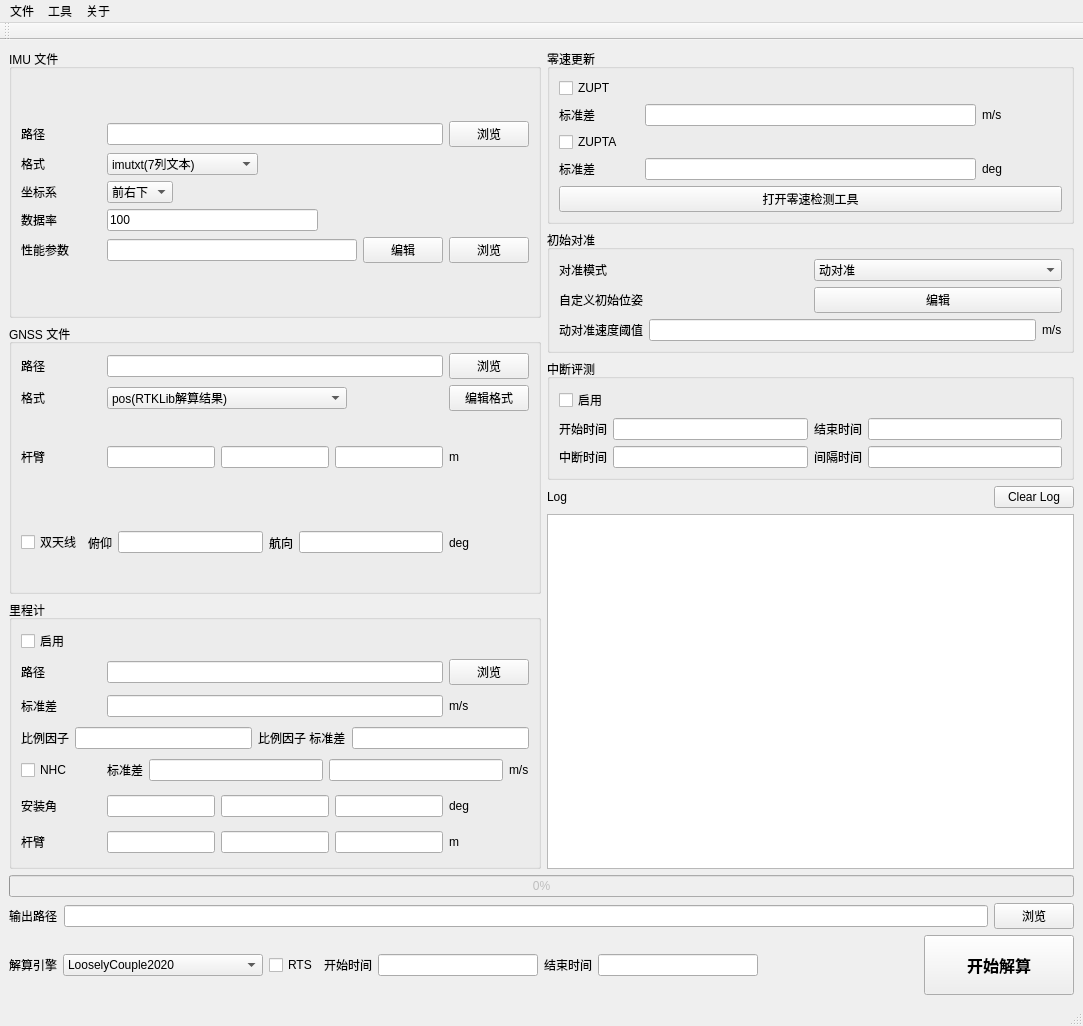
Before: the Qt Designer form App/UiDataFusion/DataFusionWindow.ui in rebeater2/RGIOE, drawn with Qt 5.
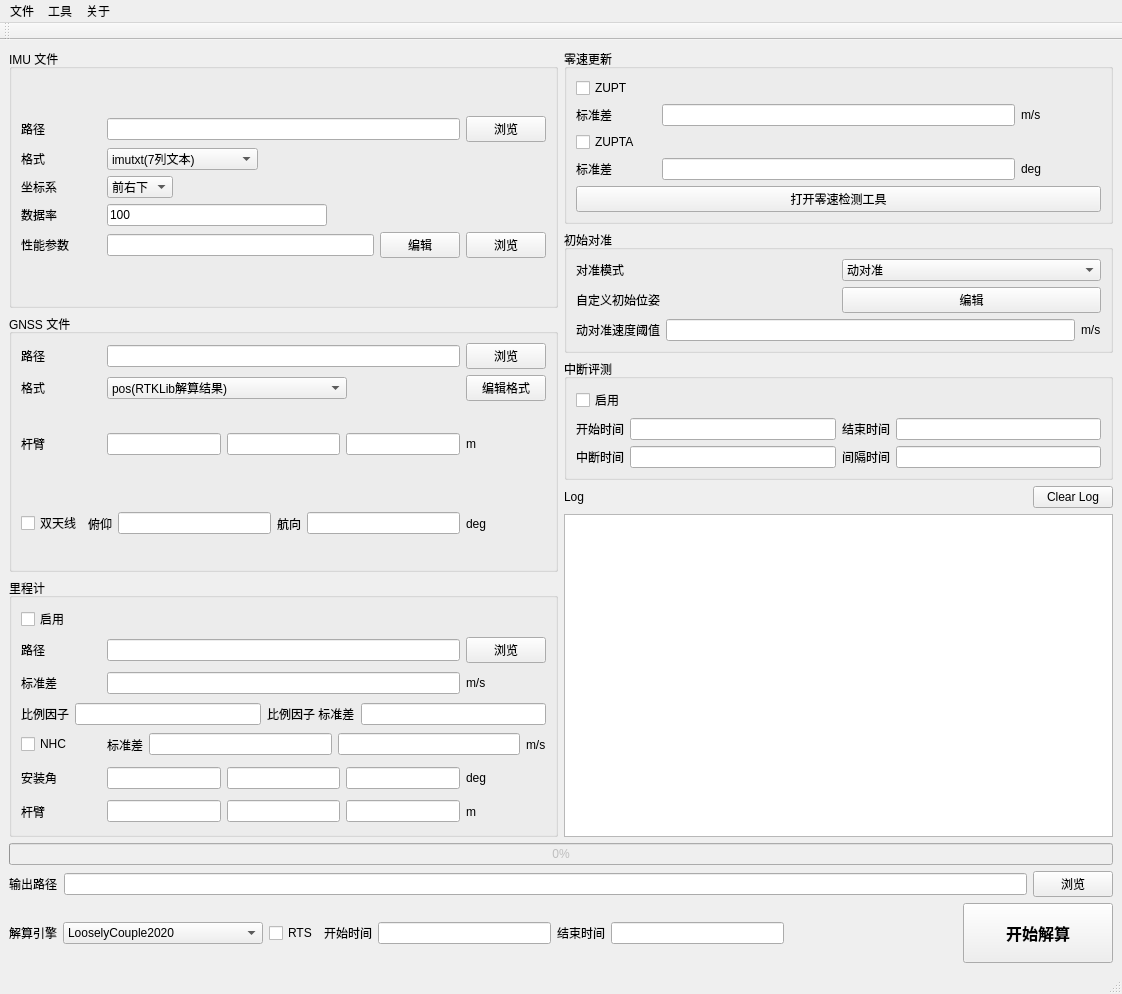
After: the same form once the commit is applied.

What changed in the file:
```diff
--- a/App/UiDataFusion/DataFusionWindow.ui
+++ b/App/UiDataFusion/DataFusionWindow.ui
@@ -6,8 +6,8 @@
    <rect>
     <x>0</x>
     <y>0</y>
-    <width>1083</width>
-    <height>1026</height>
+    <width>1122</width>
+    <height>994</height>
    </rect>
   </property>
   <property name="windowTitle">
@@ -1116,8 +1116,8 @@
     <rect>
      <x>0</x>
      <y>0</y>
-     <width>1083</width>
-     <height>33</height>
+     <width>1122</width>
+     <height>23</height>
     </rect>
    </property>
    <widget class="QMenu" name="menu">
```
